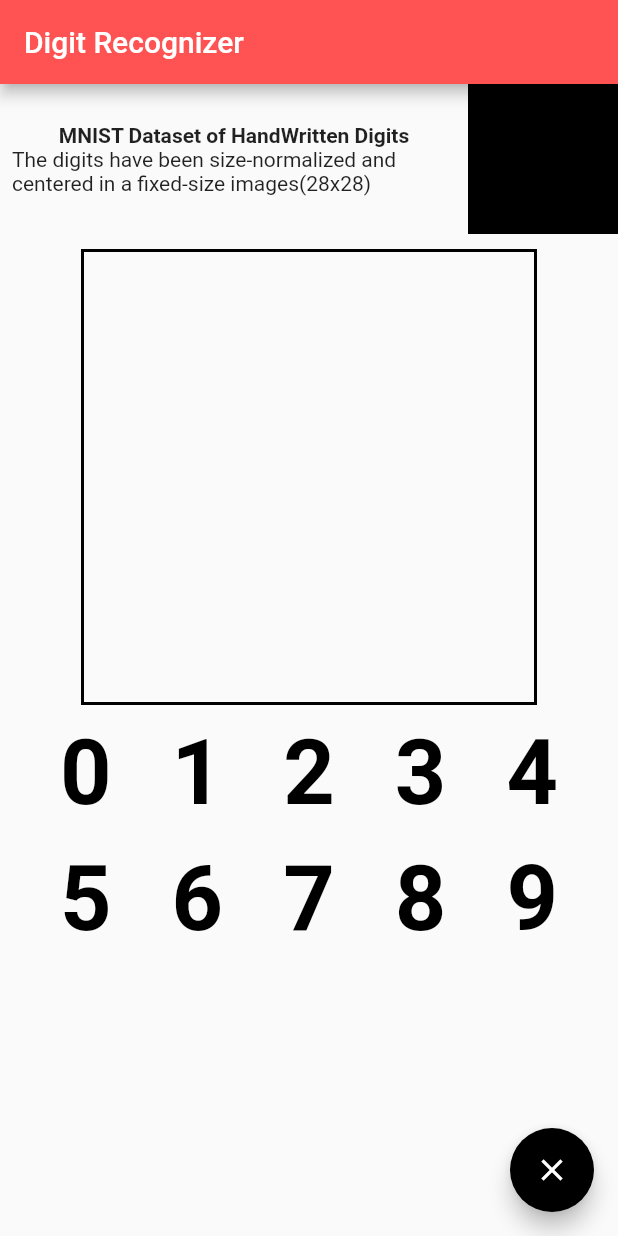
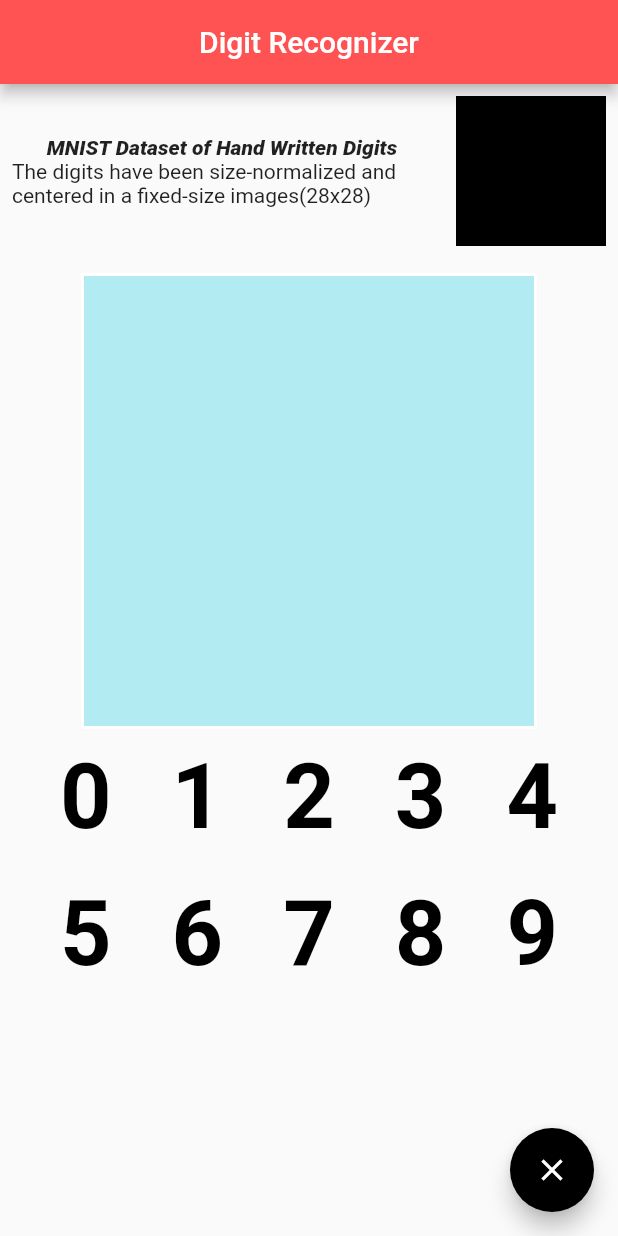
Before and after one commit to bsguru95/DigitRecognizer, a Flutter app: the screen it shows after launch, on a phone screen of 412 x 824 dp. Run offline on Flutter 3.47's test engine with Material 2 defaults, Android fonts, the phone set to English and light mode, and no system bars; missing offline and left inert: tflite.

Commit message:
Added style

```diff
--- /dev/null
+++ b/flutter_launcher_icons.yaml
@@ -0,0 +1,10 @@
+
+
+
+dev_dependencies:
+  flutter_launcher_icons: "^0.8.0"
+
+flutter_icons:
+  android: "launcher_icon"
+  ios: true
+  image_path: "assets/launcher/digiscan.png"
--- a/lib/main.dart
+++ b/lib/main.dart
@@ -11,6 +11,7 @@ class MyApp extends StatelessWidget {
   Widget build(BuildContext context) {
     return MaterialApp(
       title: 'Flutter Demo',
+      debugShowCheckedModeBanner: false,
       theme: ThemeData(
         appBarTheme: AppBarTheme(
           color: Colors.redAccent,
@@ -19,7 +20,9 @@ class MyApp extends StatelessWidget {
           backgroundColor: Colors.black
         ),
       ),
-      home: DrawScreen()
+
+      home: DrawScreen(
+      )
     );
   }
 }
--- a/lib/screens/draw_screen.dart
+++ b/lib/screens/draw_screen.dart
@@ -6,6 +6,7 @@ import 'package:digit_recognizer/screens/drawing_painter.dart';
 import 'package:digit_recognizer/screens/prediction_widget.dart';
 import 'package:digit_recognizer/services/recognizer.dart';
 import 'package:digit_recognizer/utils/constants.dart';
+import 'package:flutter/cupertino.dart';
 import 'package:flutter/material.dart';
 
 class DrawScreen extends StatefulWidget {
@@ -31,22 +32,27 @@ class _DrawScreenState extends State<DrawScreen> {
     return Scaffold(
       appBar: AppBar(
         title: Text("Digit Recognizer"),
+        centerTitle: true,
       ),
       body: Column(
+
         children: <Widget>[
           Row(
+
             children: <Widget>[
               Expanded(
                 child: Padding(
                   padding: const EdgeInsets.all(8.0),
                   child: Column(
                     children: <Widget>[
+
                       Text(
-                        'MNIST Dataset of HandWritten Digits',
-                        style: TextStyle(fontWeight: FontWeight.bold),
+                        'MNIST Dataset of Hand Written Digits',
+                        style: TextStyle(fontWeight: FontWeight.w900,fontStyle: FontStyle.italic),
                       ),
                       Text(
                         'The digits have been size-normalized and centered in a fixed-size images(28x28)',
+                        style: TextStyle(fontWeight: FontWeight.w400),
                       ),
                     ],
                   ),
@@ -81,12 +87,16 @@ class _DrawScreenState extends State<DrawScreen> {
 
   Widget _drawCanvasWidget(){
     return Container(
+      color: Colors.cyan[100],
+      child: Container(
         width: Constants.canvasSize + Constants.borderSize * 2,
         height: Constants.canvasSize + Constants.borderSize * 2,
         decoration: BoxDecoration(
+
           border:
-        Border.all(color: Colors.black, width: Constants.borderSize),
+          Border.all(color: Colors.white, width: Constants.borderSize),
         ),
+
         child: GestureDetector(
           onPanUpdate: (DragUpdateDetails details) {
             Offset _localPosition = details.localPosition;
@@ -107,11 +117,14 @@ class _DrawScreenState extends State<DrawScreen> {
             painter: DrawingPainter(_points),
           ),
         ),
+      ),
     );
   }
 
   Widget _mnistPreviewImage() {
-    return Container(
+    return Padding(
+      padding: const EdgeInsets.all(8.0),
+      child: Container(
         width: 100,
         height: 100,
         color: Colors.black,
@@ -129,6 +142,7 @@ class _DrawScreenState extends State<DrawScreen> {
               );
             }
           },
+        ),
       ),
     );
   }
--- a/lib/screens/drawing_painter.dart
+++ b/lib/screens/drawing_painter.dart
@@ -9,7 +9,7 @@ class DrawingPainter extends CustomPainter{
 
   final Paint _paint = Paint()
   ..strokeCap = StrokeCap.round
-  ..color = Colors.black
+  ..color = Colors.grey[800]
   ..strokeWidth = Constants.strokeWidth
   ;
 
--- a/lib/screens/prediction_widget.dart
+++ b/lib/screens/prediction_widget.dart
@@ -24,7 +24,7 @@ class PredictionWidget extends StatelessWidget {
         Text(
           '${prediction == null ? '' : prediction.confidence.toStringAsFixed(3)}',
           style: TextStyle(
-            fontSize: 12,
+            fontSize: 18,
           ),
         )
       ],
--- a/pubspec.yaml
+++ b/pubspec.yaml
@@ -30,9 +30,15 @@ dependencies:
   cupertino_icons: ^0.1.3
   tflite: ^1.1.1
 
+
+
 dev_dependencies:
   flutter_test:
     sdk: flutter
+
+
+
+
 
 # For information on the generic Dart part of this file, see the
 # following page: https://dart.dev/tools/pub/pubspec
```
Also changed, not shown: assets/launcher/background.png (added), assets/launcher/digiscan.png (added), 2 other files. Lines whose indentation alone changed are shown as unchanged.
